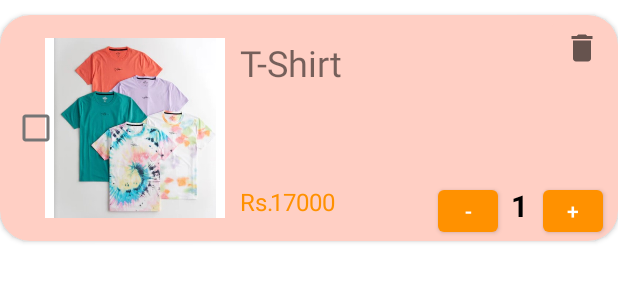
After one commit to Greshanw/Online-Shopping-App, an Android app: the layout my_cart_item.xml on its own in the app's theme, with its tools: preview values and no code run, on a phone screen of 412 x 824 dp. The commit adds this screen. Shown: the top 300 px of the screen. Run offline under Robolectric (Android 15) with nearby library versions, the phone set to English and light mode, and no system bars; Roboto replaces fonts that are not available here.

Commit message:
Add cart activity

```diff
--- a/app/src/main/java/com/example/project_mad/ProductActivity.java
+++ b/app/src/main/java/com/example/project_mad/ProductActivity.java
@@ -157,7 +157,7 @@ public class ProductActivity extends AppCompatActivity {
         cartMap.put("currentDate", saveCurrentDate);
         cartMap.put("currentTime", saveCurrentTime);
         cartMap.put("totalQuantity", quantity.getText().toString());
-        cartMap.put("totalPrice", totalPrice);
+        cartMap.put("productImg", viewAllModel.getImg_url());
 
         firestore.collection("AddToCart").document(auth.getCurrentUser().getUid())
                 .collection("CurrentUser").add(cartMap).addOnCompleteListener(new OnCompleteListener<DocumentReference>() {
--- /dev/null
+++ b/app/src/main/res/drawable/ic_baseline_delete_24.xml
@@ -0,0 +1,10 @@
+<vector xmlns:android="http://schemas.android.com/apk/res/android"
+    android:width="24dp"
+    android:height="24dp"
+    android:viewportWidth="24"
+    android:viewportHeight="24"
+    android:tint="?attr/colorControlNormal">
+  <path
+      android:fillColor="@android:color/white"
+      android:pathData="M6,19c0,1.1 0.9,2 2,2h8c1.1,0 2,-0.9 2,-2V7H6v12zM19,4h-3.5l-1,-1h-5l-1,1H5v2h14V4z"/>
+</vector>
--- /dev/null
+++ b/app/src/main/res/layout/my_cart_item.xml
@@ -0,0 +1,96 @@
+<?xml version="1.0" encoding="utf-8"?>
+<androidx.cardview.widget.CardView xmlns:android="http://schemas.android.com/apk/res/android"
+    xmlns:app="http://schemas.android.com/apk/res-auto"
+    xmlns:tools="http://schemas.android.com/tools"
+    android:layout_width="match_parent"
+    android:layout_height="wrap_content"
+    android:layout_marginTop="10dp"
+    app:cardBackgroundColor="@color/cart_item_bg"
+    app:cardCornerRadius="20dp">
+
+    <ImageView
+        android:id="@+id/item_img"
+        android:layout_width="120dp"
+        android:layout_height="120dp"
+        android:layout_marginStart="30dp"
+        android:layout_marginTop="15dp"
+        android:layout_marginBottom="15dp"
+        android:background="@color/white"
+        app:srcCompat="@mipmap/product19" />
+
+    <CheckBox
+        android:id="@+id/checkBox"
+        android:layout_width="wrap_content"
+        android:layout_height="wrap_content"
+        android:layout_gravity="center_vertical" />
+
+    <ImageButton
+        android:id="@+id/del_btn"
+        android:layout_width="wrap_content"
+        android:layout_height="wrap_content"
+        android:layout_gravity="end"
+        android:backgroundTint="@color/cart_item_bg"
+        app:srcCompat="@drawable/ic_baseline_delete_24"
+        tools:ignore="VectorDrawableCompat" />
+
+    <Button
+        android:id="@+id/button3"
+        android:layout_width="40dp"
+        android:layout_height="40dp"
+        android:layout_gravity="bottom|end"
+        android:layout_marginEnd="10dp"
+        android:text="@string/increase" />
+
+    <Button
+        android:id="@+id/button4"
+        android:layout_width="40dp"
+        android:layout_height="40dp"
+        android:layout_gravity="bottom|end"
+        android:layout_marginEnd="80dp"
+        android:text="@string/decrease" />
+
+    <TextView
+        android:id="@+id/qty"
+        android:layout_width="wrap_content"
+        android:layout_height="wrap_content"
+        android:layout_gravity="bottom|end"
+        android:layout_marginEnd="60dp"
+        android:layout_marginBottom="10dp"
+        android:text="1"
+        android:textColor="@color/black"
+        android:textSize="20sp"
+        android:textStyle="bold" />
+
+    <TextView
+        android:id="@+id/item_name"
+        android:layout_width="wrap_content"
+        android:layout_height="wrap_content"
+        android:layout_marginStart="160dp"
+        android:layout_marginTop="15dp"
+        android:layout_marginEnd="30dp"
+        android:text="T-Shirt"
+        android:textSize="24sp" />
+
+    <TextView
+        android:id="@+id/price"
+        android:layout_width="wrap_content"
+        android:layout_height="wrap_content"
+        android:layout_gravity="bottom"
+        android:layout_marginStart="180dp"
+        android:layout_marginBottom="15dp"
+        android:text="17000"
+        android:textColor="@color/color_title"
+        android:textSize="16sp" />
+
+    <TextView
+        android:id="@+id/textView6"
+        android:layout_width="wrap_content"
+        android:layout_height="wrap_content"
+        android:layout_gravity="bottom"
+        android:layout_marginStart="160dp"
+        android:layout_marginBottom="15dp"
+        android:text="Rs."
+        android:textColor="@color/color_title"
+        android:textSize="16sp" />
+
+</androidx.cardview.widget.CardView>
--- a/app/src/main/res/values/colors.xml
+++ b/app/src/main/res/values/colors.xml
@@ -7,4 +7,6 @@
     <color name="teal_700">#FF018786</color>
     <color name="black">#FF000000</color>
     <color name="white">#FFFFFFFF</color>
+    <color name="color_title">#FF9100</color>
+    <color name="cart_item_bg">#FFCFC4</color>
 </resources>
--- a/app/src/main/res/values/strings.xml
+++ b/app/src/main/res/values/strings.xml
@@ -48,4 +48,9 @@
     <string name="discount_8_off">discount 8% off</string>
     <string name="recommended">Recommended</string>
     <string name="shirts">Shirts</string>
+    <string name="cart_title">My Cart</string>
+    <string name="decrease">-</string>
+    <string name="increase">+</string>
+    <string name="total">Total:</string>
+    <string name="check_out_btn">Check Out</string>
 </resources>
```
Also changed, not shown: app/src/main/java/com/example/project_mad/My_Cart_Fragment.java (+77 -42 lines), app/src/main/java/com/example/project_mad/adapters/CartAdapter.java (added, +103 -0 lines), app/src/main/java/com/example/project_mad/models/CartModel.java (added, +79 -0 lines), app/src/main/res/layout/fragment_my__cart_.xml (+90 -3 lines).
